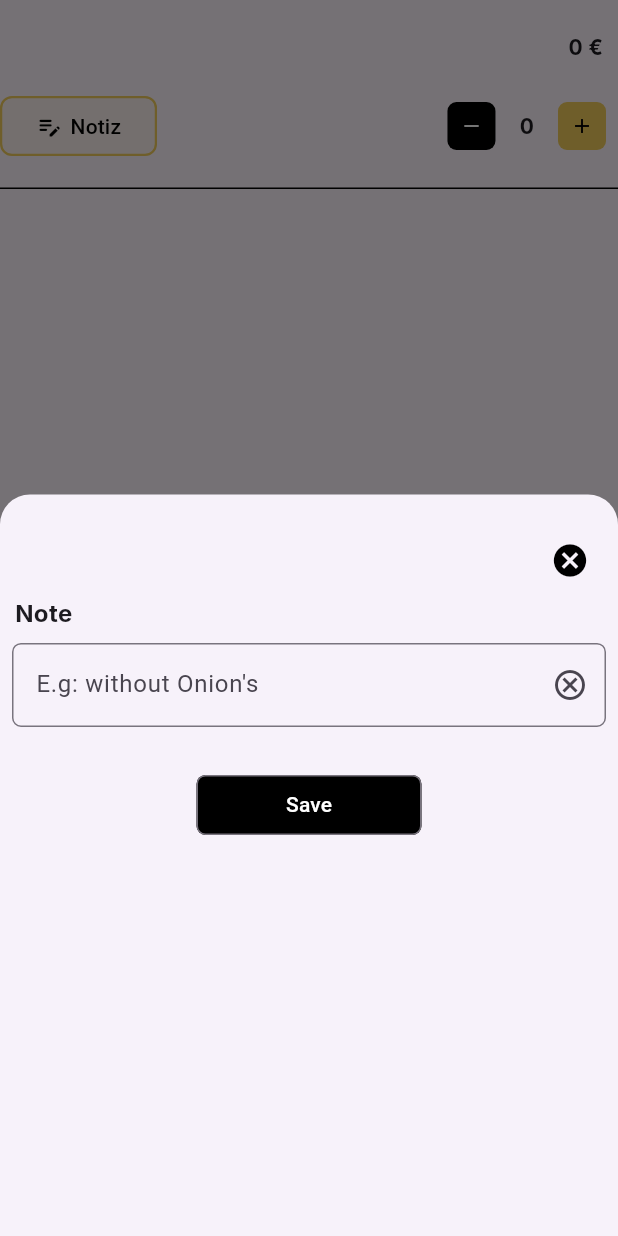
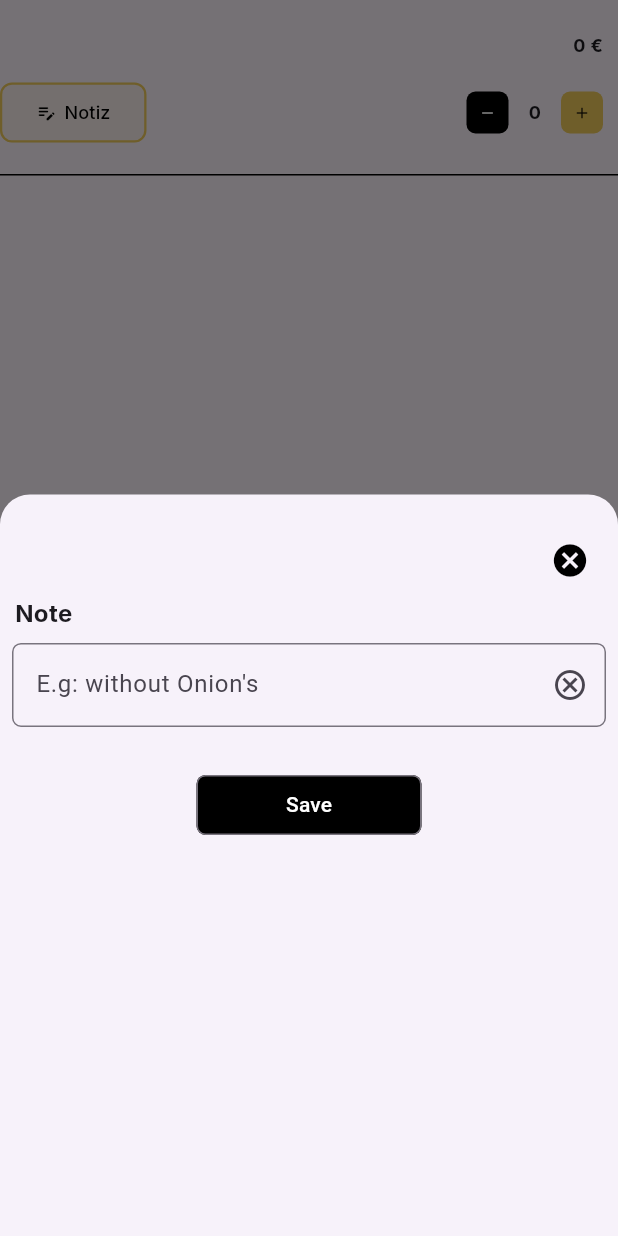
Before and after one commit to FrancescoSallia/Yko-s-BBQ-Chicken, a Flutter app: the OrderItem widget shown alone on an empty page, opened directly with empty values, after a tap on the "delete" icon, after a tap on "Notiz", on a phone screen of 412 x 824 dp. Run offline on Flutter 3.47's test engine with Material 3 defaults, Android fonts, the phone set to English and light mode, and no system bars; our stand-ins replace google_fonts, lottie; missing offline and left inert: flutter_floating_bottom_bar.

```diff
--- a/lib/components/order_item.dart
+++ b/lib/components/order_item.dart
@@ -42,7 +42,7 @@ class _OrderItemState extends State<OrderItem> {
                     overflow: TextOverflow.ellipsis,
                     style: GoogleFonts.inter(
                       fontWeight: FontWeight.bold,
-                      fontSize: 16,
+                      fontSize: 14,
                     ),
                   ),
                   Padding(
@@ -51,7 +51,7 @@ class _OrderItemState extends State<OrderItem> {
                       widget.orderItem.price.toEuroString(),
                       style: GoogleFonts.inter(
                         fontWeight: FontWeight.bold,
-                        fontSize: 14,
+                        fontSize: 12,
                       ),
                     ),
                   ),
@@ -65,38 +65,38 @@ class _OrderItemState extends State<OrderItem> {
               child: Row(
                 mainAxisAlignment: MainAxisAlignment.start,
                 children: [
-                  Padding(
-                    padding: const EdgeInsets.only(bottom: 2.0),
-                    child: Text(
-                      widget.orderItem.extras!.isNotEmpty ? "Extras:" : "",
-                      style: GoogleFonts.inter(fontWeight: FontWeight.w500),
-                    ),
-                  ),
+                  // Text(
+                  //   widget.orderItem.extras!.isNotEmpty ? "Extras:" : "",
+                  //   style: GoogleFonts.inter(fontWeight: FontWeight.w500),
+                  // ),
                 ],
               ),
             ),
             ListView.builder(
               shrinkWrap: true,
-              padding: EdgeInsets.all(0),
               physics: NeverScrollableScrollPhysics(),
               itemCount: widget.orderItem.extras?.length,
               itemBuilder: (context, index) {
                 final extra = widget.orderItem.extras?[index];
 
                 return Padding(
-                  padding: const EdgeInsets.symmetric(horizontal: 10.0),
+                  padding: const EdgeInsets.symmetric(horizontal: 8.0),
                   child: Row(
                     mainAxisAlignment: MainAxisAlignment.spaceBetween,
                     children: [
-                      Text(
-                        "- ${extra?.name}",
+                      Expanded(
+                        child: Text(
+                          "+ ${extra?.name}",
                           style: GoogleFonts.inter(
                             fontWeight: FontWeight.w400,
                           ), //TODO: mach mit den extras weiter mit der logik und ui!
                         ),
-                      Text(
+                      ),
+                      Expanded(
+                        child: Text(
                           "${extra?.price.toEuroString()}",
                           style: GoogleFonts.inter(fontWeight: FontWeight.w400),
+                        ),
                       ),
                       Row(
                         children: [
@@ -138,10 +138,15 @@ class _OrderItemState extends State<OrderItem> {
                               minimumSize: const Size(10, 10),
                             ),
                           ),
-                          Text(
+                          SizedBox(
+                            child: Center(
+                              child: Text(
                                 " ${extra!.anzahl}",
                                 style: GoogleFonts.inter(
                                   fontWeight: FontWeight.w400,
+                                  fontSize: 12,
+                                ),
+                              ),
                             ),
                           ),
                           IconButton(
@@ -175,8 +180,6 @@ class _OrderItemState extends State<OrderItem> {
                 );
               },
             ),
-
-            SizedBox(height: 6),
 
             Row(
               mainAxisAlignment: MainAxisAlignment.spaceBetween,
@@ -215,10 +218,10 @@ class _OrderItemState extends State<OrderItem> {
                   ),
                   child: Row(
                     mainAxisSize: MainAxisSize.min,
-                    children: const [
-                      Icon(Icons.edit_note_rounded, size: 18),
+                    children: [
+                      Icon(Icons.edit_note_rounded, size: 14),
                       SizedBox(width: 5),
-                      Text("Notiz"),
+                      Text("Notiz", style: GoogleFonts.inter(fontSize: 12)),
                     ],
                   ),
                 ),
@@ -247,7 +250,7 @@ class _OrderItemState extends State<OrderItem> {
                             ? Icons.delete
                             : Icons.remove,
                       ),
-                      iconSize: 16,
+                      iconSize: 12,
                       style: IconButton.styleFrom(
                         shape: RoundedRectangleBorder(
                           borderRadius: BorderRadius.circular(6),
@@ -260,19 +263,22 @@ class _OrderItemState extends State<OrderItem> {
                             widget.orderItem.count == 1
                                 ? Colors.red
                                 : Colors.white,
-                        minimumSize: const Size(32, 32),
+                        minimumSize: const Size(12, 12),
                       ),
                     ),
-                    Padding(
-                      padding: const EdgeInsets.symmetric(horizontal: 8.0),
+                    SizedBox(
+                      width: 15,
+                      child: Center(
                         child: Text(
                           widget.orderItem.count.toString(),
                           style: GoogleFonts.inter(
                             fontWeight: FontWeight.bold,
-                          fontSize: 14,
+                            fontSize: 12,
                           ),
                         ),
                       ),
+                    ),
+
                     IconButton.filled(
                       onPressed: () {
                         setState(() {
@@ -282,14 +288,14 @@ class _OrderItemState extends State<OrderItem> {
                         });
                       },
                       icon: const Icon(Icons.add),
-                      iconSize: 16,
+                      iconSize: 12,
                       style: IconButton.styleFrom(
                         shape: RoundedRectangleBorder(
                           borderRadius: BorderRadius.circular(6),
                         ),
                         backgroundColor: AppColors.primary,
                         foregroundColor: AppColors.primaryButton,
-                        minimumSize: const Size(32, 32),
+                        minimumSize: const Size(12, 12),
                       ),
                     ),
                   ],
@@ -311,7 +317,7 @@ class _OrderItemState extends State<OrderItem> {
                           : "",
                       style: GoogleFonts.inter(
                         fontWeight: FontWeight.w500,
-                        fontSize: 13,
+                        fontSize: 12,
                         fontStyle: FontStyle.italic,
                         color: Colors.black.withValues(alpha: 0.7),
                       ),
```
Also changed, not shown: lib/Pages/cart_page.dart (+9 -7 lines), lib/components/summary_box.dart (+10 -3 lines). Lines whose indentation alone changed are shown as unchanged.
